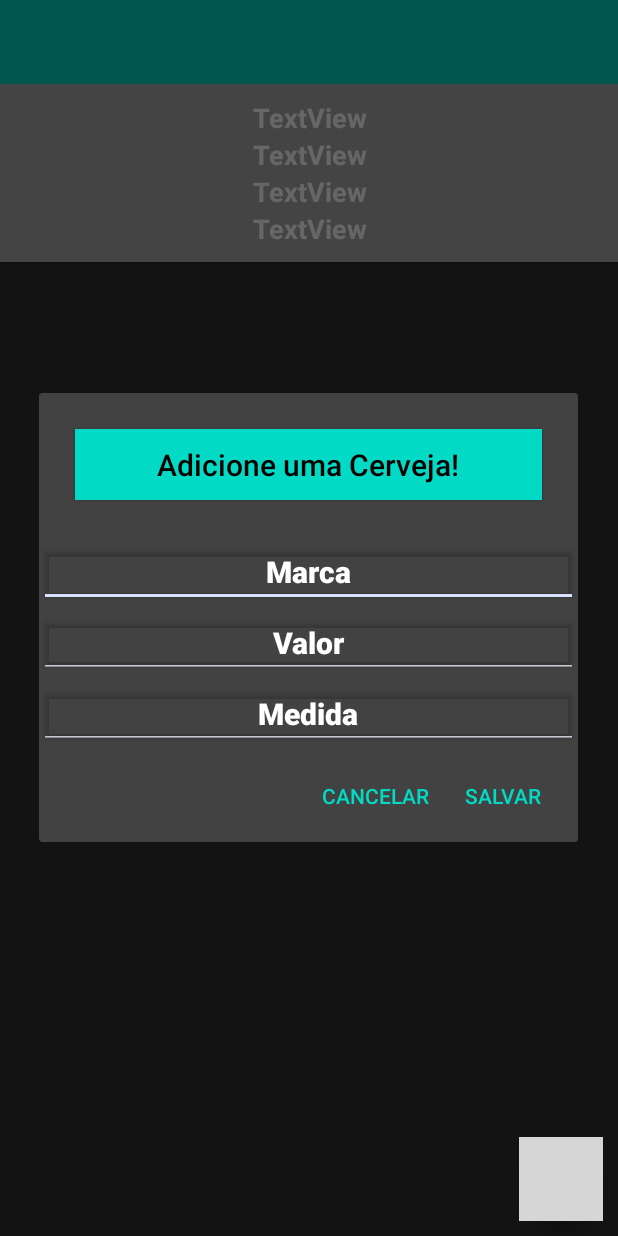
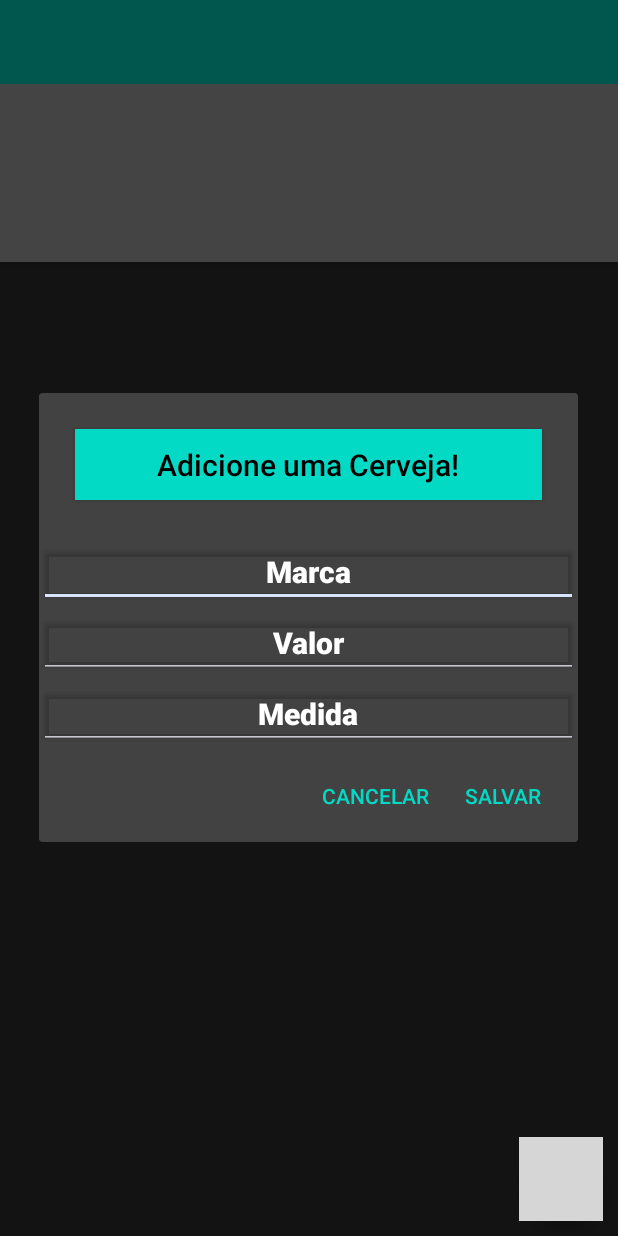
Before and after one commit to danielrsouza/calculadoraCerveja, an Android app: the screen it shows after launch (MainActivity), after a tap on an icon or button, on a phone screen of 412 x 824 dp. Run offline under Robolectric (Android 15) with nearby library versions, the phone set to English and light mode, and no system bars; grey boxes are pictures that could not be loaded.

Commit message:
Ajustando o fonte e adicionando acessibilidade

```diff
--- a/app/src/main/java/com/example/calculadoraDeCerveja/MainActivity.kt
+++ b/app/src/main/java/com/example/calculadoraDeCerveja/MainActivity.kt
@@ -34,8 +34,11 @@ class MainActivity : AppCompatActivity() {
         setSupportActionBar(toolbar);
 
         controle()
+        calculoCerveja(beersList)
+
     }
 
+    // Controla o que vai aparecer
     private fun controle() {
         coordinatorLayout = findViewById(R.id.layout_main)
         recyclerView = findViewById(R.id.recycler_main)
@@ -69,10 +72,12 @@ class MainActivity : AppCompatActivity() {
 
                 }
         ))
+        calculoCerveja(beersList)
 
-        calculoCerveja(beersList)
+
     }
 
+    // Mostra as ações ao ter um clique longo
     private fun showActionsDialog(position: Int) {
         val options = arrayOf<CharSequence>(getString(R.string.editar),
         getString(R.string.excluir), getString(R.string.excluirTudo))
@@ -91,18 +96,23 @@ class MainActivity : AppCompatActivity() {
 
     }
 
+    // Delete uma cerveja
     private fun deleteBeerItem(position: Int) {
         db!!.deleteBeerItem(beersList[position])
         beersList.removeAt(position)
         adapter!!.notifyItemRemoved(position)
+        calculoCerveja(beersList)
     }
 
+    // Deleta todas as cervejas
     private fun deleteAllItens() {
         db!!.deleteAllBeer()
         beersList.removeAll(beersList)
         adapter!!.notifyDataSetChanged()
+        calculoCerveja(beersList)
     }
 
+    // Funcao que cria o dialog para inserir uma beer
     private fun showDialog(isUpdate: Boolean, beerItemModel: BeerItemModel?, position: Int) {
         val layoutInflaterAndroid = LayoutInflater.from(applicationContext)
         val view = layoutInflaterAndroid.inflate(R.layout.beer_dialog, null)
@@ -129,7 +139,13 @@ class MainActivity : AppCompatActivity() {
             if (TextUtils.isEmpty(marca.text.toString())){
                 Toast.makeText(this@MainActivity, getString(R.string.toastMarca), Toast.LENGTH_SHORT).show()
                 return@OnClickListener
-            } else {
+            } else if (TextUtils.isEmpty(valor.text.toString())) {
+                Toast.makeText(this@MainActivity, "O valor não pode ser vazio", Toast.LENGTH_SHORT).show()
+                return@OnClickListener
+            } else if (TextUtils.isEmpty(tamanho.text.toString())) {
+                Toast.makeText(this@MainActivity, "O tamanho não pode ser vazio", Toast.LENGTH_SHORT).show()
+                return@OnClickListener
+            }else {
                 alertDialog.dismiss()
             }
 
@@ -137,9 +153,13 @@ class MainActivity : AppCompatActivity() {
             createBeerItem(beer)
 
         })
+
+        calculoCerveja(beersList)
     }
 
+    // Função que cria um Beer Item
     private fun createBeerItem(beer:Beer) {
+
         val item = db!!.insertBeerItem(beer)
         val novoItem = db!!.getBeerItem(item)
 
@@ -147,12 +167,27 @@ class MainActivity : AppCompatActivity() {
             beersList.add(0, novoItem)
             adapter!!.notifyDataSetChanged()
         }
+
     }
 
+    // Lógica de calculo da cerveja mais em conta
     private fun calculoCerveja(beerList: ArrayList<BeerItemModel>) {
         var melhorPreco = 999.0
+
+        if (beersList.size == 0) {
+            marcaEmConta.text = ""
+            precoEmConta.text = ""
+            tamanhoEmConta.text = ""
+            diferenca.text = ""
+        }
+
         for( beer in beerList) {
             val mediaPreco = (beer.beerValor/beer.beerTamanho) * 1000
+            melhorPreco = mediaPreco
+            marcaEmConta.text = "Marca: " + beer.beerMarca
+            precoEmConta.text = "Preço: R$ " + beer.beerValor.toString()
+            tamanhoEmConta.text = "Tamanho: " + beer.beerTamanho.toString() + " ML"
+            diferenca.text = "Preço do Litro: " + "%.2f".format(melhorPreco.toString().toDouble()) + " L"
 
             if (mediaPreco < melhorPreco) {
                 melhorPreco = mediaPreco
@@ -164,9 +199,5 @@ class MainActivity : AppCompatActivity() {
         }
     }
 
-    private fun setSupportActionBar(toolbar: Toolbar) {
-
-    }
-
-
+    private fun setSupportActionBar(toolbar: Toolbar) {}
 }
--- a/app/src/main/res/layout/activity_main.xml
+++ b/app/src/main/res/layout/activity_main.xml
@@ -30,41 +30,43 @@
                 android:id="@+id/marcaEmConta"
                 android:layout_width="match_parent"
                 android:layout_height="wrap_content"
-                android:text="TextView"
                 android:textAlignment="center"
                 android:textColor="@color/cardview_light_background"
                 android:textSize="18sp"
-                android:textStyle="bold" />
+                android:textStyle="bold"
+                android:contentDescription="@string/marcaEmConta"/>
 
             <TextView
                 android:id="@+id/precoEmConta"
                 android:layout_width="match_parent"
                 android:layout_height="wrap_content"
-                android:text="TextView"
                 android:textAlignment="center"
                 android:textColor="@android:color/background_light"
                 android:textSize="18sp"
-                android:textStyle="bold" />
+                android:textStyle="bold"
+                android:contentDescription="@string/precoEmConta"/>
 
             <TextView
                 android:id="@+id/tamanhoEmConta"
                 android:layout_width="match_parent"
                 android:layout_height="wrap_content"
-                android:text="TextView"
                 android:textAlignment="center"
                 android:textColor="@android:color/background_light"
                 android:textSize="18sp"
-                android:textStyle="bold" />
+                android:textStyle="bold"
+                android:contentDescription="@string/tamanhoEmConta"
+                />
 
             <TextView
                 android:id="@+id/diferenca"
                 android:layout_width="match_parent"
                 android:layout_height="wrap_content"
-                android:text="TextView"
                 android:textAlignment="center"
                 android:textColor="@android:color/background_light"
                 android:textSize="18sp"
-                android:textStyle="bold" />
+                android:textStyle="bold"
+                android:contentDescription="@string/diferencaLitro"
+                />
         </LinearLayout>
     </com.google.android.material.appbar.AppBarLayout>
 
--- a/app/src/main/res/layout/beer_dialog.xml
+++ b/app/src/main/res/layout/beer_dialog.xml
@@ -18,7 +18,8 @@
         android:textAlignment="center"
         android:textColor="@android:color/background_dark"
         android:textSize="@dimen/fontsizeTitulo"
-        android:textStyle="bold" />
+        android:textStyle="bold"
+        android:contentDescription="@string/adicioneCervejaDescription"/>
 
     <EditText
         android:id="@+id/editTextMarca"
@@ -33,7 +34,9 @@
         android:textColor="@android:color/background_light"
         android:textColorHint="@android:color/background_light"
         android:textSize="@dimen/fontsizeCampos"
-        android:textStyle="bold" />
+        android:textStyle="bold"
+        android:contentDescription="@string/marcaDaCerveja"
+        />
 
     <EditText
         android:id="@+id/editTextValor"
@@ -48,7 +51,8 @@
         android:textColor="@android:color/background_light"
         android:textColorHint="@android:color/background_light"
         android:textSize="@dimen/fontsizeCampos"
-        android:textStyle="bold" />
+        android:textStyle="bold"
+        android:contentDescription="@string/valorDaCerveja"/>
 
     <EditText
         android:id="@+id/editTextMedida"
@@ -63,6 +67,7 @@
         android:textColor="@android:color/background_light"
         android:textColorHint="@android:color/background_light"
         android:textSize="@dimen/fontsizeCampos"
-        android:textStyle="bold" />
+        android:textStyle="bold"
+        android:contentDescription="@string/tamanhoDaCerveja"/>
 
 </LinearLayout>
--- a/app/src/main/res/values/strings.xml
+++ b/app/src/main/res/values/strings.xml
@@ -22,4 +22,14 @@
     <string name="excluirTudo">Excluir todas as cervejas</string>
     <string name="tituloOpcao">Escolha uma Opção</string>
     <string name="app_name">Calculadora de Cerveja</string>
+
+    <!-- Acessibilidade -->
+    <string name="marcaEmConta">Cerveja mais barata</string>
+    <string name="precoEmConta">Preco mais barato</string>
+    <string name="tamanhoEmConta">Tamanho mais barato</string>
+    <string name="diferencaLitro">Valor para chegar a um litro</string>
+    <string name="adicioneCervejaDescription">Adicione uma cerveja</string>
+    <string name="marcaDaCerveja">Digite a marca da cerveja</string>
+    <string name="valorDaCerveja">Digite o valor da cerveja</string>
+    <string name="tamanhoDaCerveja">Digite o tamanho da cerveja</string>
 </resources>
```
Also changed, not shown: 1 other file.
